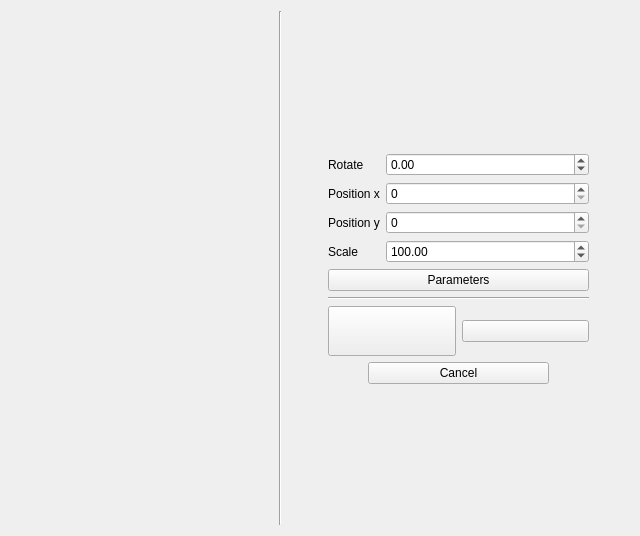
BackupTheBerlios/qtfin-svn, file trunk/Projet/trunk/Ui/graphic.ui: the form before one commit.
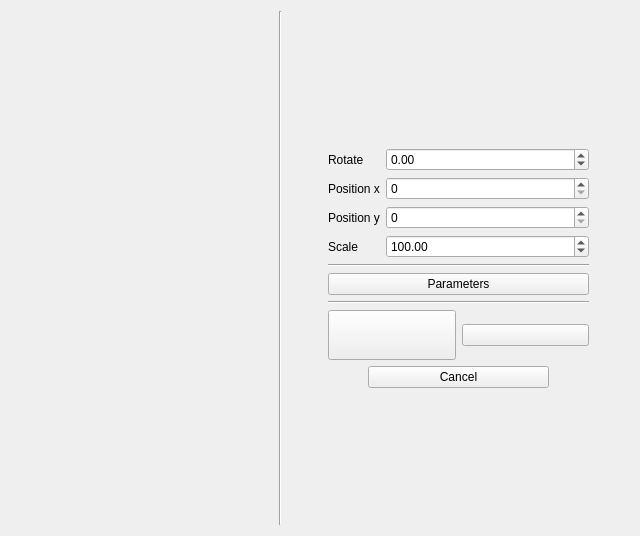
The form after the commit. Icons and pictures are not drawn.

```diff
--- a/trunk/Projet/trunk/Ui/graphic.ui
+++ b/trunk/Projet/trunk/Ui/graphic.ui
@@ -136,6 +136,13 @@
        </item>
       </layout>
      </item>
+     <item>
+      <widget class="Line" name="line_3">
+       <property name="orientation">
+        <enum>Qt::Horizontal</enum>
+       </property>
+      </widget>
+     </item>
      <item>
       <widget class="QPushButton" name="parametersButton">
        <property name="text">
```
Left out of the diff: 8 changed lines with no effect on the pictures.
